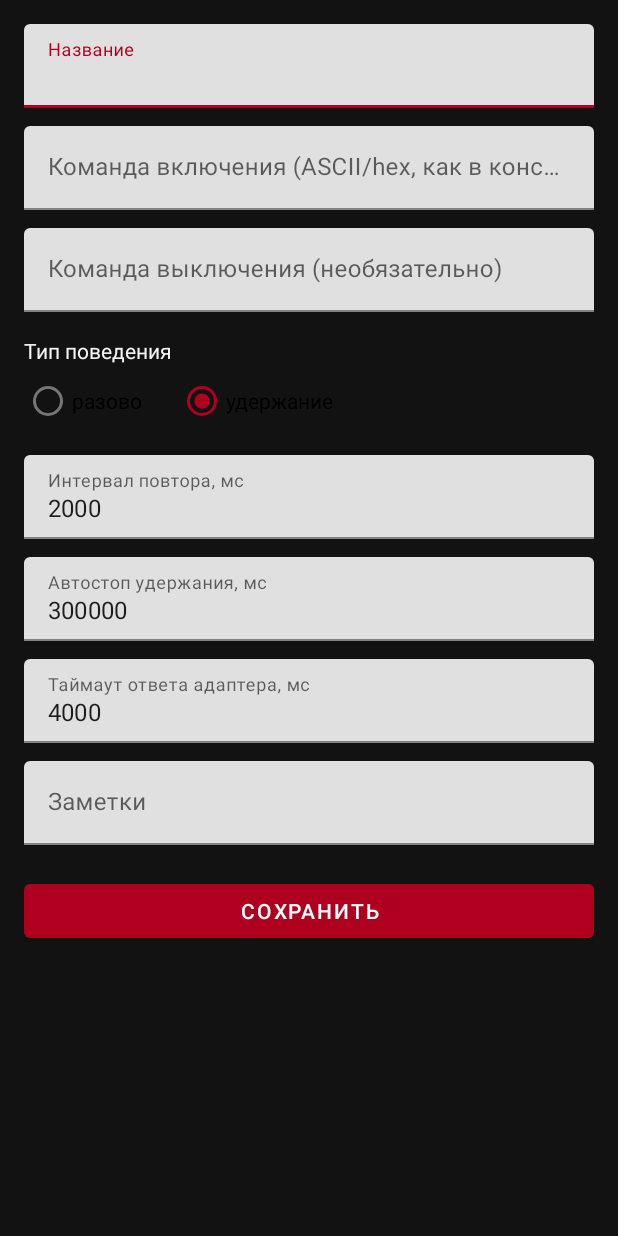
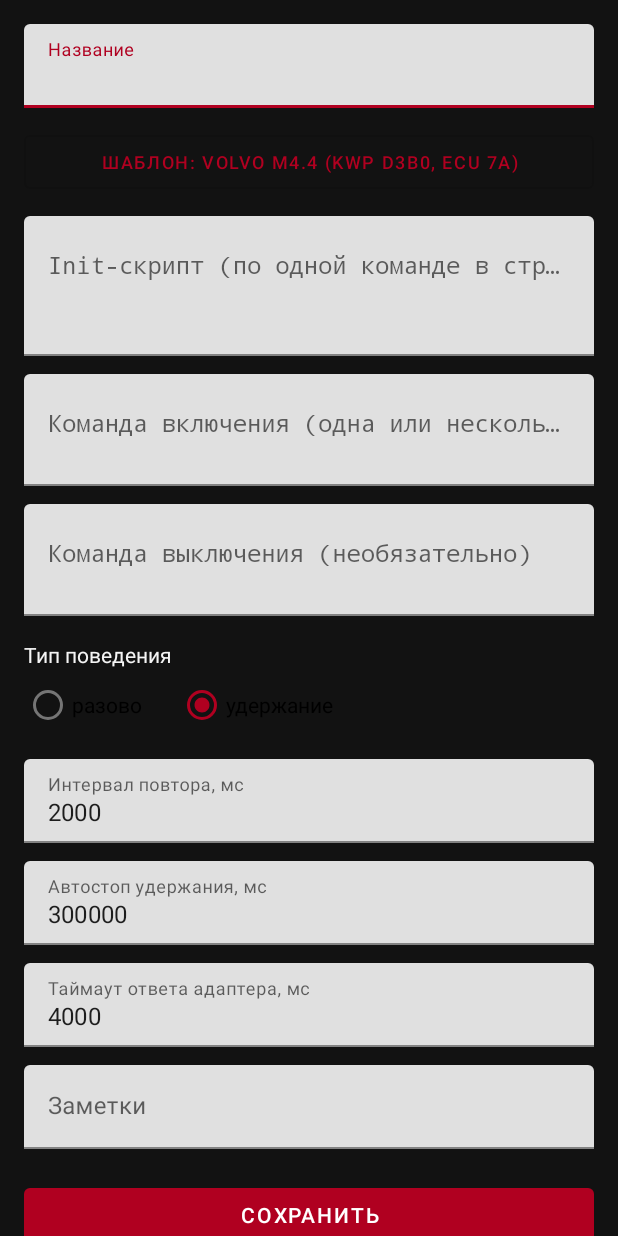
Before and after one commit to kapyctnik-ai/volvo960, an Android app: the ActuatorEditActivity screen opened directly, with no data from a screen before it, on a phone screen of 412 x 824 dp. Run offline under Robolectric (Android 15) with nearby library versions, the phone set to English and light mode, and no system bars.

Commit message:
Support multi-command actuators with a session handshake
Manufacturer-specific actuator control (Volvo's keyword-D3B0 K-line
protocol, engine ECU 7A) can't work as a single command: the adapter has
to be put on the right protocol and pointed at the ECU first, and that
setup must not be re-sent on every hold-repeat tick.

- Actuator gains initScript, sent once when the actuator activates; the
  command and off-command fields now accept several lines too. All three
  drop blank lines and # comments.
- Transport gains sendSequence(), which holds the queue lock across the
  whole batch so another actuator or the coolant poll can't interleave
  mid-session and silently retarget it.
- Editor gets an init-script field and a Volvo M4.4 template button.
- Room 1 -> 2 migration adds the column.
- Seed an empty registry with a radiator-fan card wired up except for the
  control bytes, which are car-specific; README documents capturing them
  from a tool already working on the car instead of guessing them.

```diff
--- a/app/src/main/java/com/volvo960/obdctl/prefs/AppPrefs.kt
+++ b/app/src/main/java/com/volvo960/obdctl/prefs/AppPrefs.kt
@@ -10,7 +10,13 @@ class AppPrefs(context: Context) {
         get() = prefs.getString(KEY_DEVICE_ADDRESS, null)
         set(value) = prefs.edit().putString(KEY_DEVICE_ADDRESS, value).apply()
 
+    /** Set once the starter registry entry has been inserted, so deleting it sticks. */
+    var registrySeeded: Boolean
+        get() = prefs.getBoolean(KEY_REGISTRY_SEEDED, false)
+        set(value) = prefs.edit().putBoolean(KEY_REGISTRY_SEEDED, value).apply()
+
     companion object {
         private const val KEY_DEVICE_ADDRESS = "last_device_address"
+        private const val KEY_REGISTRY_SEEDED = "registry_seeded"
     }
 }
--- a/app/src/main/java/com/volvo960/obdctl/ui/editor/ActuatorEditActivity.kt
+++ b/app/src/main/java/com/volvo960/obdctl/ui/editor/ActuatorEditActivity.kt
@@ -17,6 +17,30 @@ class ActuatorEditActivity : AppCompatActivity() {
     companion object {
         const val EXTRA_ACTUATOR_ID = "actuator_id"
         const val EXTRA_PREFILL_COMMAND = "prefill_command"
+
+        /**
+         * ELM327 setup for talking to the engine ECU over Volvo's own
+         * keyword-D3B0 K-line protocol rather than generic OBD-II. Only the
+         * adapter-side setup is filled in — the actual control bytes are
+         * car-specific and must be captured from a tool known to work on the
+         * car (see README), never guessed.
+         */
+        private val PRESET_VOLVO_M44_INIT = """
+            # Volvo Motronic M4.4 / KWP D3B0 / ECU 7A
+            # Настройка адаптера. Байты команды подставь из лога.
+            ATZ
+            ATE0
+            ATL0
+            ATSP3
+            ATKW0
+            ATSH 84 7A F1
+        """.trimIndent()
+
+        private val PRESET_VOLVO_M44_COMMAND = """
+            # Сюда — реальную команду теста вентилятора (hex).
+            # Снимается из btsnoop-лога 850 OBD-II, см. README.
+            # XX XX XX
+        """.trimIndent()
     }
 
     private lateinit var binding: ActivityActuatorEditBinding
@@ -40,6 +64,15 @@ class ActuatorEditActivity : AppCompatActivity() {
             loadExisting(editingId)
         }
 
+        binding.buttonPresetVolvoM44.setOnClickListener {
+            binding.inputInitScript.setText(PRESET_VOLVO_M44_INIT)
+            if (binding.inputCommand.text.isNullOrBlank()) {
+                binding.inputCommand.setText(PRESET_VOLVO_M44_COMMAND)
+            }
+            binding.radioHoldRepeat.isChecked = true
+            Toast.makeText(this, R.string.preset_applied, Toast.LENGTH_LONG).show()
+        }
+
         binding.buttonSaveActuator.setOnClickListener { save() }
     }
 
@@ -48,6 +81,7 @@ class ActuatorEditActivity : AppCompatActivity() {
         lifecycleScope.launch {
             val actuator = app.repository.getById(id) ?: return@launch
             binding.inputName.setText(actuator.name)
+            binding.inputInitScript.setText(actuator.initScript)
             binding.inputCommand.setText(actuator.command)
             binding.inputOffCommand.setText(actuator.offCommand.orEmpty())
             binding.inputRepeatInterval.setText(actuator.repeatIntervalMs.toString())
@@ -73,6 +107,7 @@ class ActuatorEditActivity : AppCompatActivity() {
             Toast.makeText(this, R.string.error_command_required, Toast.LENGTH_SHORT).show()
             return
         }
+        val initScript = binding.inputInitScript.text?.toString()?.trim().orEmpty()
         val offCommand = binding.inputOffCommand.text?.toString()?.trim().orEmpty().ifEmpty { null }
         val behavior = if (binding.radioOnce.isChecked) ActuatorBehavior.ONCE else ActuatorBehavior.HOLD_REPEAT
         val repeatInterval = binding.inputRepeatInterval.text?.toString()?.toLongOrNull() ?: 2_000L
@@ -86,6 +121,7 @@ class ActuatorEditActivity : AppCompatActivity() {
             val actuator = Actuator(
                 id = editingId,
                 name = name,
+                initScript = initScript,
                 command = command,
                 offCommand = offCommand,
                 behavior = behavior,
--- a/app/src/main/res/layout/activity_actuator_edit.xml
+++ b/app/src/main/res/layout/activity_actuator_edit.xml
@@ -23,6 +23,31 @@
                 android:layout_height="wrap_content" />
         </com.google.android.material.textfield.TextInputLayout>
 
+        <Button
+            android:id="@+id/buttonPresetVolvoM44"
+            style="@style/Widget.MaterialComponents.Button.OutlinedButton"
+            android:layout_width="match_parent"
+            android:layout_height="wrap_content"
+            android:layout_marginTop="12dp"
+            android:text="@string/action_preset_volvo_m44"
+            android:textSize="12sp" />
+
+        <com.google.android.material.textfield.TextInputLayout
+            android:layout_width="match_parent"
+            android:layout_height="wrap_content"
+            android:layout_marginTop="12dp"
+            android:hint="@string/field_init_script">
+
+            <com.google.android.material.textfield.TextInputEditText
+                android:id="@+id/inputInitScript"
+                android:layout_width="match_parent"
+                android:layout_height="wrap_content"
+                android:fontFamily="monospace"
+                android:gravity="top"
+                android:inputType="textMultiLine|textNoSuggestions"
+                android:minLines="3" />
+        </com.google.android.material.textfield.TextInputLayout>
+
         <com.google.android.material.textfield.TextInputLayout
             android:layout_width="match_parent"
             android:layout_height="wrap_content"
@@ -32,7 +57,11 @@
             <com.google.android.material.textfield.TextInputEditText
                 android:id="@+id/inputCommand"
                 android:layout_width="match_parent"
-                android:layout_height="wrap_content" />
+                android:layout_height="wrap_content"
+                android:fontFamily="monospace"
+                android:gravity="top"
+                android:inputType="textMultiLine|textNoSuggestions"
+                android:minLines="2" />
         </com.google.android.material.textfield.TextInputLayout>
 
         <com.google.android.material.textfield.TextInputLayout
@@ -44,7 +73,11 @@
             <com.google.android.material.textfield.TextInputEditText
                 android:id="@+id/inputOffCommand"
                 android:layout_width="match_parent"
-                android:layout_height="wrap_content" />
+                android:layout_height="wrap_content"
+                android:fontFamily="monospace"
+                android:gravity="top"
+                android:inputType="textMultiLine|textNoSuggestions"
+                android:minLines="2" />
         </com.google.android.material.textfield.TextInputLayout>
 
         <TextView
--- a/app/src/main/res/values/strings.xml
+++ b/app/src/main/res/values/strings.xml
@@ -47,7 +47,10 @@
     <string name="editor_title_new">Новый актуатор</string>
     <string name="editor_title_edit">Редактирование актуатора</string>
     <string name="field_name">Название</string>
-    <string name="field_command">Команда включения (ASCII/hex, как в консоли)</string>
+    <string name="field_init_script">Init-скрипт (по одной команде в строке, шлётся 1 раз)</string>
+    <string name="field_command">Команда включения (одна или несколько строк)</string>
+    <string name="action_preset_volvo_m44">Шаблон: Volvo M4.4 (KWP D3B0, ECU 7A)</string>
+    <string name="preset_applied">Шаблон подставлен. Замени XX на реальный байт.</string>
     <string name="field_off_command">Команда выключения (необязательно)</string>
     <string name="field_behavior">Тип поведения</string>
     <string name="field_repeat_interval">Интервал повтора, мс</string>
```
Also changed, not shown: app/src/main/java/com/volvo960/obdctl/VolvoApp.kt (+46 -0 lines), app/src/main/java/com/volvo960/obdctl/data/Actuator.kt (+28 -2 lines), app/src/main/java/com/volvo960/obdctl/data/AppDatabase.kt (+13 -2 lines), app/src/main/java/com/volvo960/obdctl/service/HoldManager.kt (+24 -5 lines), app/src/main/java/com/volvo960/obdctl/transport/Elm327Transport.kt (+43 -0 lines), 1 other file.
